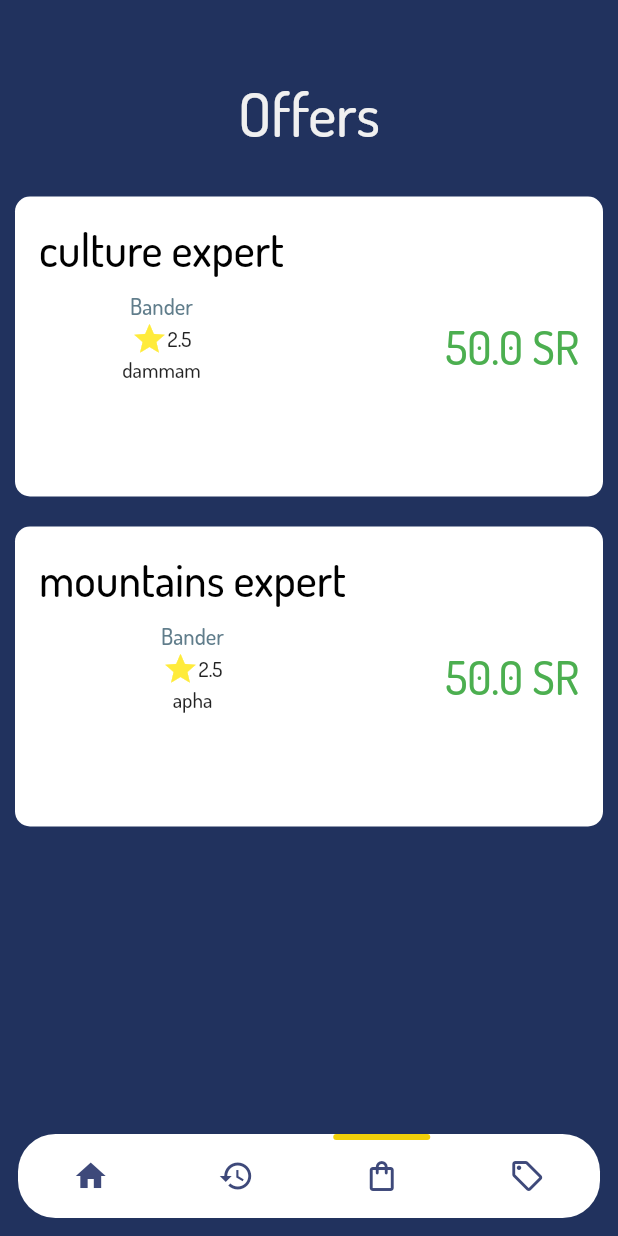
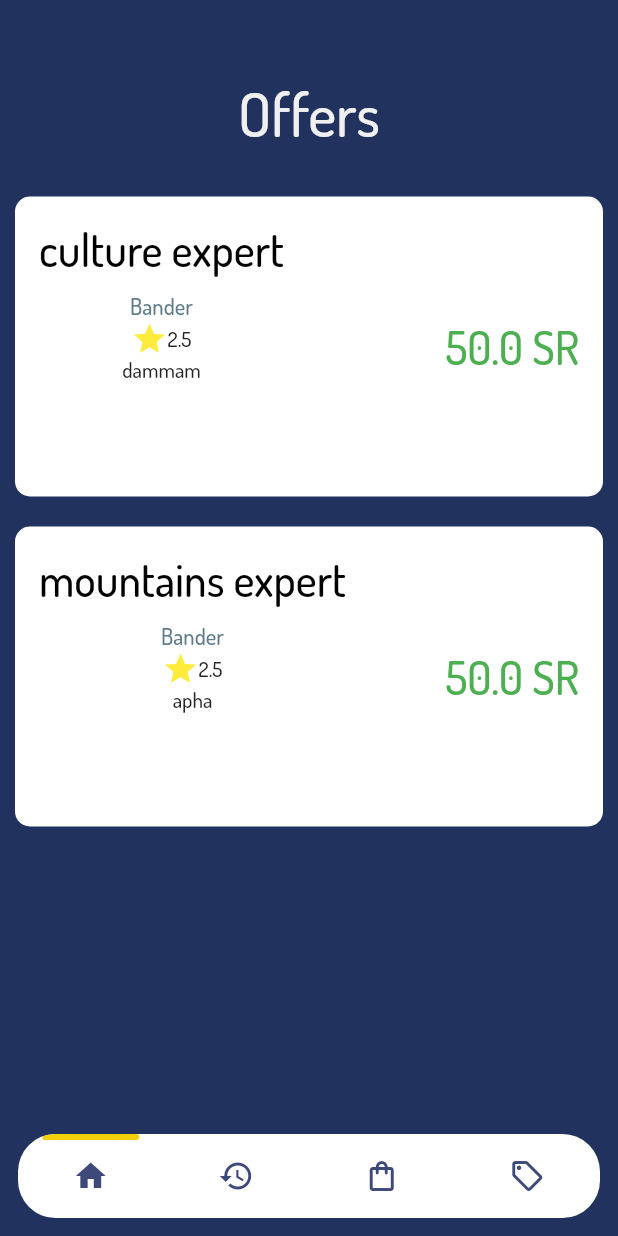
Before and after one commit to B6xb/Flutter_Weekend, a Flutter app: the OffersPage screen opened directly, on a phone screen of 412 x 824 dp. Run offline on Flutter 3.47's test engine with Material 2 defaults, Android fonts, the light colour scheme and no system bars; drawn by our look-alikes of flutter_snake_navigationbar; our stand-ins replace cloud_firestore, firebase_auth, firebase_core, flutter_riverpod; accounts and stored records are empty.

Commit message:
Statefull Widget for the nav bar

```diff
--- a/lib/components/khawiBottomNaBar.dart
+++ b/lib/components/khawiBottomNaBar.dart
@@ -2,14 +2,22 @@ import 'package:flutter/material.dart';
 import 'package:khawi/constants.dart';
 import 'package:flutter_snake_navigationbar/flutter_snake_navigationbar.dart';
 
-class KhawiBottomNavigationBar extends StatelessWidget {
+class KhawiBottomNavigationBar extends StatefulWidget {
+  const KhawiBottomNavigationBar({super.key});
+
+  @override
+  KhawiBottomNavigationBarState createState() =>
+      KhawiBottomNavigationBarState();
+}
+
+class KhawiBottomNavigationBarState extends State<KhawiBottomNavigationBar> {
   ShapeBorder? bottomBarShape = const RoundedRectangleBorder(
     borderRadius: BorderRadius.all(Radius.circular(25)),
   );
   SnakeBarBehaviour snakeBarStyle = SnakeBarBehaviour.floating;
   EdgeInsets padding = const EdgeInsets.all(12);
 
-  int _selectedItemPosition = 2;
+  int _selectedItemPosition = 0;
   SnakeShape snakeShape = SnakeShape.indicator;
 
   bool showSelectedLabels = false;
@@ -37,16 +45,29 @@ class KhawiBottomNavigationBar extends StatelessWidget {
       showSelectedLabels: showSelectedLabels,
 
       currentIndex: _selectedItemPosition,
-      onTap: (index) => _selectedItemPosition = index,
+      onTap: (index) {
+        setState(() {
+          _selectedItemPosition = index;
+        });
+      },
 
       items: const [
-        BottomNavigationBarItem(icon: Icon(Icons.home), label: 'home'),
         BottomNavigationBarItem(
-            icon: Icon(Icons.history_outlined), label: 'order history'),
+          icon: Icon(Icons.home),
+          label: 'home',
+        ),
         BottomNavigationBarItem(
-            icon: Icon(Icons.shopping_bag_outlined), label: 'packages'),
+          icon: Icon(Icons.history_outlined),
+          label: 'order history',
+        ),
         BottomNavigationBarItem(
-            icon: Icon(Icons.local_offer_outlined), label: 'offers'),
+          icon: Icon(Icons.shopping_bag_outlined),
+          label: 'packages',
+        ),
+        BottomNavigationBarItem(
+          icon: Icon(Icons.local_offer_outlined),
+          label: 'offers',
+        ),
       ],
     );
   }
--- a/lib/main.dart
+++ b/lib/main.dart
@@ -9,6 +9,7 @@ import 'firebase_options.dart';
 import 'screens/khawiSignIn.dart';
 
 void main() async {
+  WidgetsFlutterBinding.ensureInitialized();
   await Firebase.initializeApp(
     options: DefaultFirebaseOptions.currentPlatform,
   );
@@ -23,7 +24,7 @@ class MyApp extends StatelessWidget {
     return MaterialApp(
       theme: ThemeData(fontFamily: 'Dosis'),
       title: 'Khawi',
-      home: KhawiSignUp(),
+      home: KhawiSignIn(),
     );
   }
 }
--- a/pubspec.yaml
+++ b/pubspec.yaml
@@ -68,6 +68,11 @@ flutter:
   assets:
 #    - images/a_dot_burr.jpeg
     - images/alula.jpg
+    - images/3.jpg
+    - images/4.jpg
+    - images/5.jpg
+    - images/6.jpg
+    - images/ashigr.jpg
 
   # An image asset can refer to one or more resolution-specific "variants", see
   # https://flutter.dev/assets-and-images/#resolution-aware
```
Also changed, not shown: lib/screens/khawiMainPage.dart (+51 -2 lines), lib/screens/khawiSignIn.dart (+20 -10 lines), lib/screens/khawiSignUp.dart (+20 -4 lines), images/3.jpg (added), images/6.jpg (added), 3 other files.
